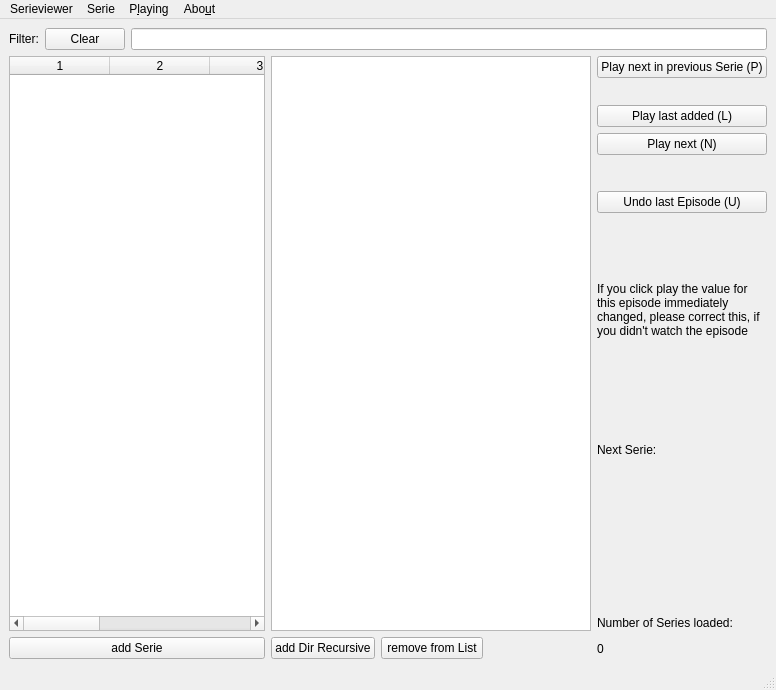
First picture: the form in cpp/ui/mwindow.ui, repository Narfinger/serieviewer, before the edit.
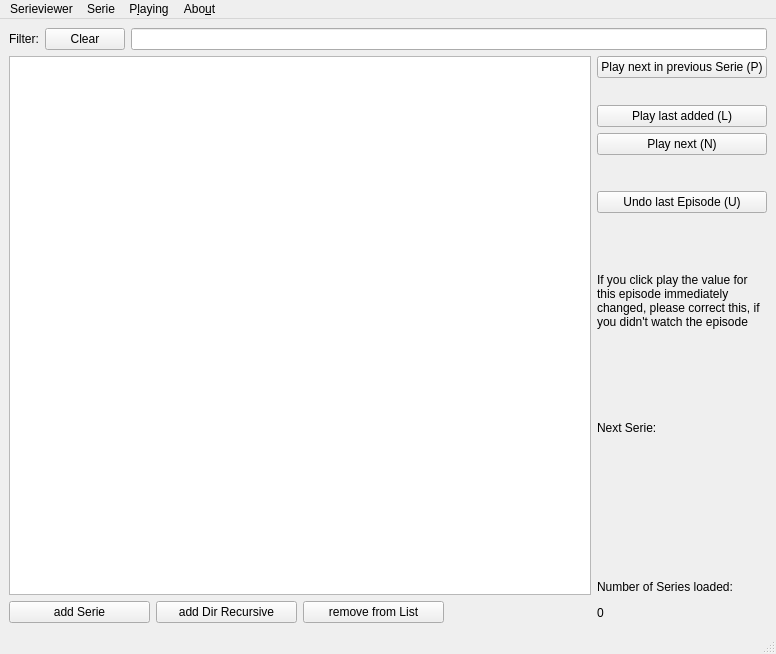
Second picture: the form after the edit. Icons and pictures are not drawn. Custom widgets are drawn as their Qt base class.

Commit message: switched to view has not yet everything implemented

```diff
--- a/cpp/ui/mwindow.ui
+++ b/cpp/ui/mwindow.ui
@@ -7,7 +7,7 @@
     <x>0</x>
     <y>0</y>
     <width>776</width>
-    <height>690</height>
+    <height>654</height>
    </rect>
   </property>
   <property name="windowTitle">
@@ -277,35 +277,7 @@
       </property>
      </widget>
     </item>
-    <item row="1" column="0">
-     <widget class="QTableWidget" name="tableWidget">
-      <property name="sizePolicy">
-       <sizepolicy hsizetype="Minimum" vsizetype="Minimum">
-        <horstretch>0</horstretch>
-        <verstretch>0</verstretch>
-       </sizepolicy>
-      </property>
-      <property name="styleSheet">
-       <string notr="true"/>
-      </property>
-      <property name="selectionMode">
-       <enum>QAbstractItemView::SingleSelection</enum>
-      </property>
-      <property name="selectionBehavior">
-       <enum>QAbstractItemView::SelectRows</enum>
-      </property>
-      <property name="columnCount">
-       <number>6</number>
-      </property>
-      <column/>
-      <column/>
-      <column/>
-      <column/>
-      <column/>
-      <column/>
-     </widget>
-    </item>
-    <item row="1" column="1" colspan="3">
+    <item row="1" column="0" colspan="4">
      <widget class="SerieView" name="tableView">
       <property name="editTriggers">
        <set>QAbstractItemView::DoubleClicked</set>
```
The commit also changes 2 other files.
